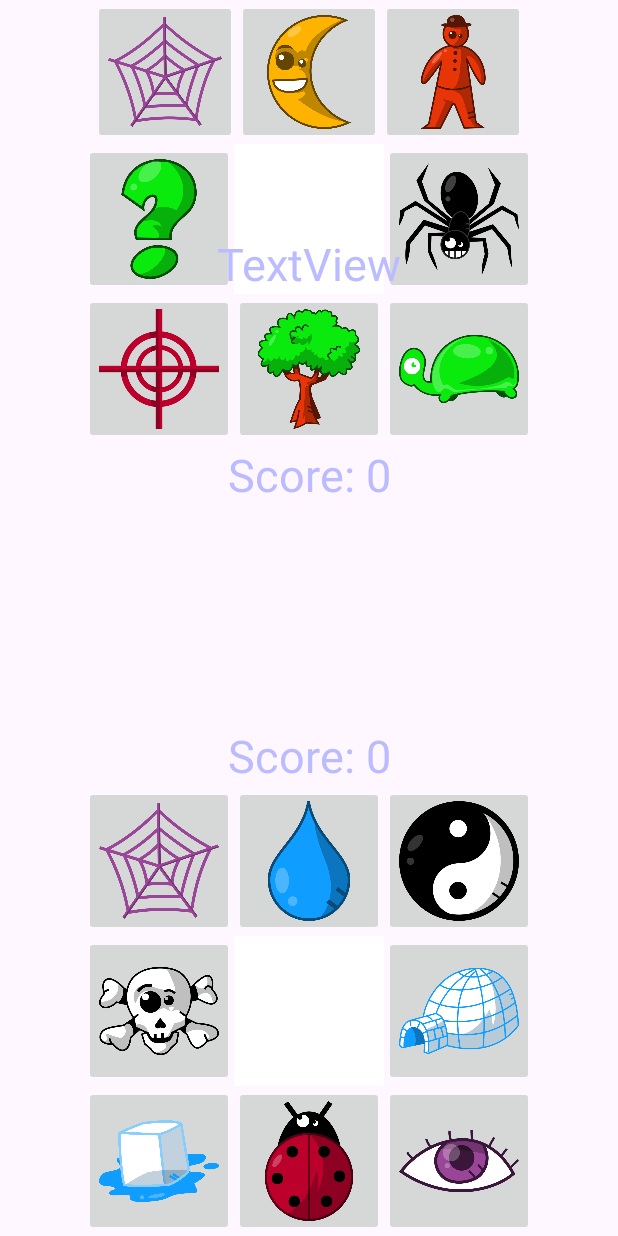
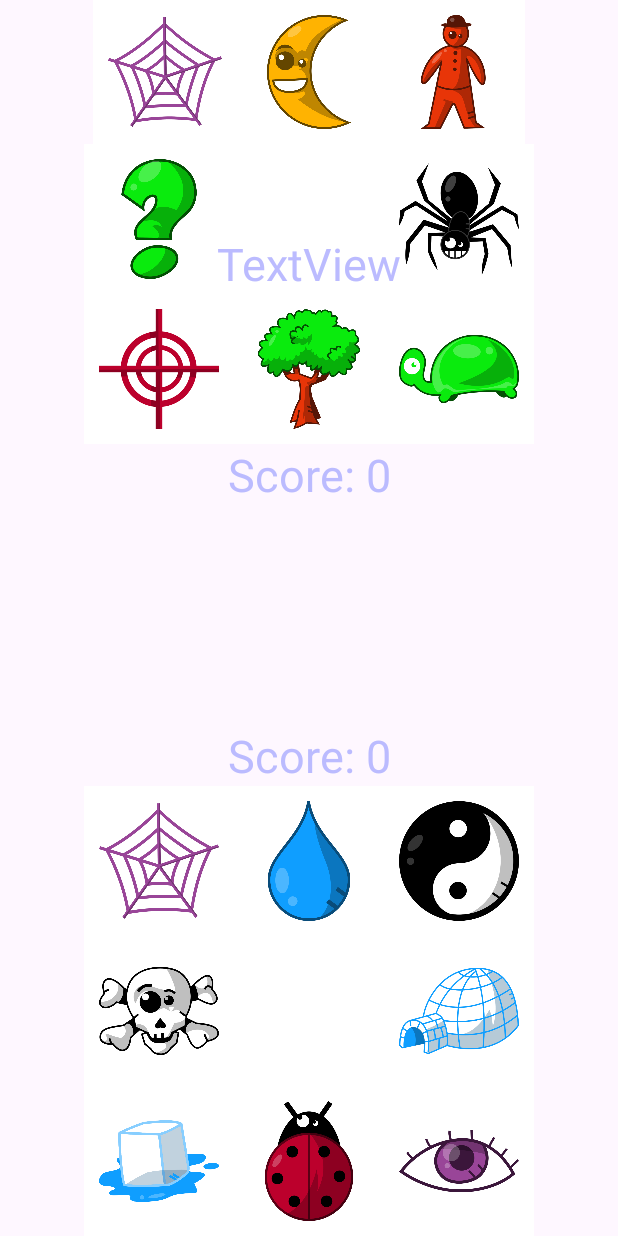
Before and after one commit to UnknownGamerYT/DreamTeam, an Android app: the layout game_activity.xml on its own in the app's theme, with its tools: preview values and no code run, on a phone screen of 412 x 824 dp. Run offline under Robolectric (Android 15) with nearby library versions, the phone set to English and light mode, and no system bars.

Commit message:
Visualization of model search

```diff
--- a/app/src/main/java/com/example/dreamteam/game_activity.java
+++ b/app/src/main/java/com/example/dreamteam/game_activity.java
@@ -1,8 +1,11 @@
 package com.example.dreamteam;
 
 import androidx.appcompat.app.AppCompatActivity;
+
+import android.graphics.Color;
 import android.os.Bundle;
 import android.os.Handler;
+import android.view.Gravity;
 import android.view.View;
 import android.widget.ImageButton;
 import android.widget.TextView;
@@ -12,11 +15,13 @@ import com.example.dreamteam.actr.core.task.Task;
 import com.example.dreamteam.game.Card;
 import com.example.dreamteam.game.CardPair;
 import com.example.dreamteam.game.DobbleGame;
+import com.example.dreamteam.simulation.AttentionTrack;
 import com.example.dreamteam.simulation.SimulationModel;
 
 import java.util.List;
 import java.util.Arrays;
 import java.util.Random;
+import java.util.concurrent.TimeUnit;
 
 public class game_activity extends AppCompatActivity implements View.OnClickListener {
     DobbleGame dobbleGame;
@@ -267,6 +272,8 @@ public class game_activity extends AppCompatActivity implements View.OnClickList
         TextView timeText = (TextView) findViewById(R.id.timeText);
         timeText.setText(timeToFind+"" );
 
+        List<AttentionTrack> attentionTrack = modl.getAttentionTrack();
+        highlightButton(attentionTrack, currentpair);
         final Runnable r = new Runnable() {
             public void run() {
                 //Only make guess if the card pair was not chosen correctly by the other player
@@ -284,6 +291,83 @@ public class game_activity extends AppCompatActivity implements View.OnClickList
         handler.postDelayed(r,timeToFind);
     }
 
+    private void highlightButton(List<AttentionTrack> attentionTrack, CardPair currentpair) {
+        long start = 0;
+
+        for (int i=0; i<=attentionTrack.size()-1; i++){
+            long end = start + attentionTrack.get(i).getTime();
+            if (i>0){
+                start = attentionTrack.get(i-1).getTime();
+                end =  attentionTrack.get(i).getTime();}
+
+
+            //top card
+            if (attentionTrack.get(i).getattendedItemId() < 8){
+                ImageButton btn = (ImageButton) findViewById(topCardButtons[attentionTrack.get(i).getattendedItemId()]);
+                //btn.setBackgroundColor(Color.WHITE);
+                Handler handler = new Handler();
+                final Runnable r = new Runnable() {
+                    public void run() {
+                        //Only make guess if the card pair was not chosen correctly by the other player
+                        if (currentpair == dobbleGame.getCurrCardPair()) {
+                            btn.setBackgroundColor(Color.parseColor("#80FF0000"));
+                        }
+                        else{
+                            btn.setBackgroundColor(Color.WHITE);
+                        }
+                    }
+                };
+                handler.postDelayed(r,start);
+                final Runnable r2 = new Runnable() {
+                    public void run() {
+                        //Only make guess if the card pair was not chosen correctly by the other player
+                        if (currentpair == dobbleGame.getCurrCardPair()) {
+                            btn.setBackgroundColor(Color.WHITE);
+                        }
+                    }
+                };
+                handler.postDelayed(r2,end);
+
+            }//bottom card
+            else{
+                ImageButton btn = (ImageButton) findViewById(bottomCardButtons[attentionTrack.get(i).getattendedItemId()-8]);
+                btn.setBackgroundColor(Color.WHITE);
+                Handler handler = new Handler();
+                final Runnable r = new Runnable() {
+                    public void run() {
+                        //Only make guess if the card pair was not chosen correctly by the other player
+                        if (currentpair == dobbleGame.getCurrCardPair()) {
+                            btn.setBackgroundColor(Color.parseColor("#80FF0000"));
+                        }
+                        else{
+                            btn.setBackgroundColor(Color.WHITE);
+                        }
+                    }
+                };
+                handler.postDelayed(r,start);
+                final Runnable r2 = new Runnable() {
+                    public void run() {
+                        //Only make guess if the card pair was not chosen correctly by the other player
+                        if (currentpair == dobbleGame.getCurrCardPair()) {
+                            btn.setBackgroundColor(Color.WHITE);
+                        }
+                    }
+                };
+                handler.postDelayed(r2,end);
+
+
+            }
+            start = end;
+            //try {
+            //    TimeUnit.MILLISECONDS.sleep(50);
+            //} catch (InterruptedException e) {
+            //    Thread.currentThread().interrupt();
+            //}
+
+        }
+
+
+    }
 
 
 
--- /dev/null
+++ b/app/src/main/java/com/example/dreamteam/simulation/AttentionTrack.java
@@ -0,0 +1,27 @@
+package com.example.dreamteam.simulation;
+
+public class AttentionTrack {
+    Long time;
+    int attendedItemId;
+
+    public AttentionTrack(Long time, int attendedItemId) {
+        this.time = time;
+        this.attendedItemId = attendedItemId;
+    }
+
+    public Long getTime() {
+        return time;
+    }
+
+    public void setTime(Long time) {
+        this.time = time;
+    }
+
+    public int getattendedItemId() {
+        return attendedItemId;
+    }
+
+    public void setattendedItemId(int attendedItemId) {
+        this.attendedItemId = attendedItemId;
+    }
+}
--- a/app/src/main/java/com/example/dreamteam/simulation/SimulationModel.java
+++ b/app/src/main/java/com/example/dreamteam/simulation/SimulationModel.java
@@ -5,6 +5,7 @@ import static java.lang.Math.random;
 
 import com.example.dreamteam.game.CardPair;
 
+import java.util.ArrayList;
 import java.util.List;
 import java.util.Objects;
 import java.util.Random;
@@ -19,6 +20,7 @@ public class SimulationModel {
     boolean runUntilStop = false;
 
     long timeToFind = 1000;
+    List<AttentionTrack> attentionTrack = new ArrayList<AttentionTrack>();
     String[] memory;
 
     public SimulationModel(String name) {
@@ -101,14 +103,20 @@ public class SimulationModel {
     public long eyeMovementDuration(){
         return 250;
     }
+
     public long eyeMovementNearDuration(){
-        return 100;
-    }
+        return 150;
+    }//For nearby vision
     //cards > look for a match > select matching pic
     public int lookForMatch(CardPair cardPair){
-        this.timeToFind = 1000;
+        long startDelay = 500;
+        this.timeToFind = startDelay;
         List<Integer> topCardImages = cardPair.cardT.getimages();
         List<Integer> bottomCardImages = cardPair.cardB.getimages();
+
+        //time tracker to display where model looks
+        // struct: Time, attendeditemid
+        this.attentionTrack = new ArrayList<AttentionTrack>();
 
         //todo: create random search sequence, or base it on most apparent colors
 
@@ -117,11 +125,14 @@ public class SimulationModel {
         //^repeat until a match is found.
         int prediction = 0;
         for (int i=0; i<=topCardImages.size()-1; i++){
-            this.timeToFind += eyeMovementDuration();//todo: increase this by eye movement and other cognitive stages instead
+
+            this.timeToFind += eyeMovementDuration() +150;//todo: increase this by eye movement and other cognitive stages instead
+            this.attentionTrack.add(new AttentionTrack(timeToFind-startDelay, i));
             //memorize topCardImages[i];
             //add looking delay
             for (int j=0; j<=bottomCardImages.size()-1; j++) {
                 this.timeToFind += eyeMovementNearDuration();//todo: increase this by eye movement and other cognitive stages instead
+                this.attentionTrack.add(new AttentionTrack(timeToFind-startDelay, topCardImages.size() + j));
                 //look if there is a match, keep track of what u check, but dont 'hard' memorize the whole card.
                 if(Objects.equals(topCardImages.get(i), bottomCardImages.get(j))){
                     prediction = i;
@@ -130,8 +141,17 @@ public class SimulationModel {
 
             }
         }
+        //setAttentionTrack(attentionTrack);
 
         return prediction;
         //return image/button/match/selection
     }
+
+    public List<AttentionTrack> getAttentionTrack() {
+        return attentionTrack;
+    }
+
+    public void setAttentionTrack(List<AttentionTrack> attentionTrack) {
+        this.attentionTrack = attentionTrack;
+    }
 }
--- a/app/src/main/res/layout/game_activity.xml
+++ b/app/src/main/res/layout/game_activity.xml
@@ -17,6 +17,7 @@
 
         <ImageButton
             android:id="@+id/imageButton10"
+            android:background="@color/white"
             android:layout_width="0.6in"
             android:layout_height="0.6in"
             android:layout_weight="1"
@@ -29,6 +30,7 @@
 
         <ImageButton
             android:id="@+id/imageButton11"
+            android:background="@color/white"
             android:layout_width="0.6in"
             android:layout_height="0.6in"
             android:layout_weight="1"
@@ -41,6 +43,7 @@
 
         <ImageButton
             android:id="@+id/imageButton12"
+            android:background="@color/white"
             android:layout_width="0.6in"
             android:layout_height="0.6in"
             android:layout_weight="1"
@@ -63,6 +66,7 @@
 
         <ImageButton
             android:id="@+id/imageButton13"
+            android:background="@color/white"
             android:layout_width="100dp"
             android:layout_height="100dp"
             android:layout_weight="1"
@@ -86,6 +90,7 @@
 
         <ImageButton
             android:id="@+id/imageButton15"
+            android:background="@color/white"
             android:layout_width="100dp"
             android:layout_height="100dp"
             android:layout_weight="1"
@@ -108,6 +113,7 @@
 
         <ImageButton
             android:id="@+id/imageButton16"
+            android:background="@color/white"
             android:layout_width="100dp"
             android:layout_height="100dp"
             android:layout_weight="1"
@@ -120,6 +126,7 @@
 
         <ImageButton
             android:id="@+id/imageButton17"
+            android:background="@color/white"
             android:layout_width="100dp"
             android:layout_height="100dp"
             android:layout_weight="1"
@@ -132,6 +139,7 @@
 
         <ImageButton
             android:id="@+id/imageButton18"
+            android:background="@color/white"
             android:layout_width="100dp"
             android:layout_height="100dp"
             android:layout_weight="1"
@@ -154,6 +162,7 @@
 
         <ImageButton
             android:id="@+id/imageButton"
+            android:background="@color/white"
             android:layout_width="100dp"
             android:layout_height="100dp"
             android:layout_weight="1"
@@ -166,6 +175,7 @@
 
         <ImageButton
             android:id="@+id/imageButton2"
+            android:background="@color/white"
             android:layout_width="100dp"
             android:layout_height="100dp"
             android:layout_weight="1"
@@ -178,6 +188,7 @@
 
         <ImageButton
             android:id="@+id/imageButton3"
+            android:background="@color/white"
             android:layout_width="100dp"
             android:layout_height="100dp"
             android:layout_weight="1"
@@ -201,6 +212,7 @@
 
         <ImageButton
             android:id="@+id/imageButton4"
+            android:background="@color/white"
             android:layout_width="100dp"
             android:layout_height="100dp"
             android:layout_weight="1"
@@ -224,6 +236,7 @@
 
         <ImageButton
             android:id="@+id/imageButton6"
+            android:background="@color/white"
             android:layout_width="100dp"
             android:layout_height="100dp"
             android:layout_weight="1"
@@ -247,6 +260,7 @@
 
         <ImageButton
             android:id="@+id/imageButton7"
+            android:background="@color/white"
             android:layout_width="100dp"
             android:layout_height="100dp"
             android:layout_weight="1"
@@ -259,6 +273,7 @@
 
         <ImageButton
             android:id="@+id/imageButton8"
+            android:background="@color/white"
             android:layout_width="100dp"
             android:layout_height="100dp"
             android:layout_weight="1"
@@ -271,6 +286,7 @@
 
         <ImageButton
             android:id="@+id/imageButton9"
+            android:background="@color/white"
             android:layout_width="100dp"
             android:layout_height="100dp"
             android:layout_weight="1"
```
